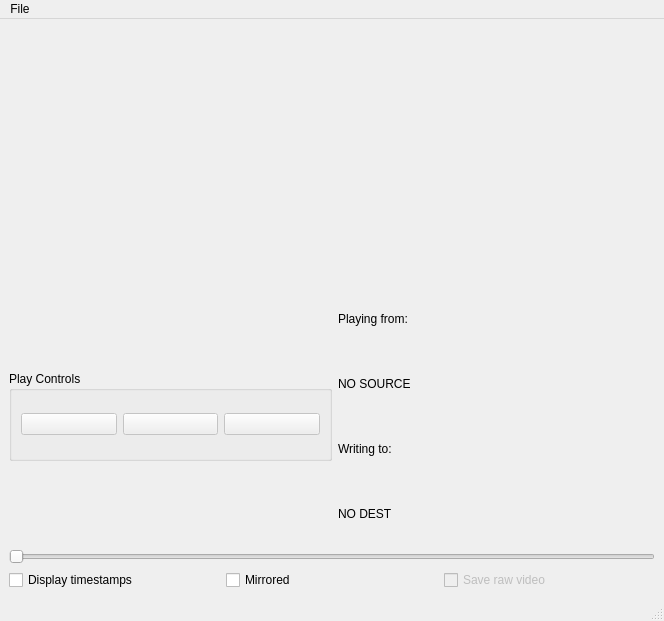
This is scorer_gui/obj_scorer_ui.ui in NeuroNetMem/score as Qt 5 draws it before an edit. The edited form follows.
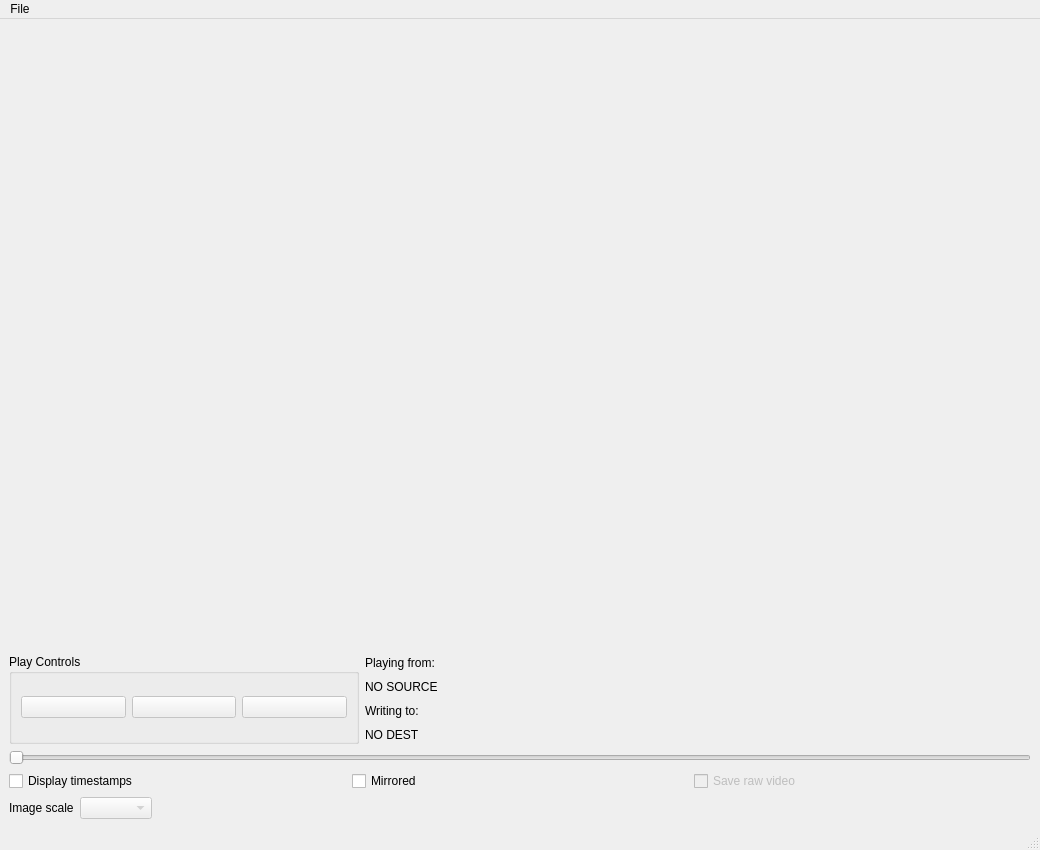
This is the edited form. Icons and pictures are not drawn. Custom widgets are drawn as their Qt base class.

Commit message: added rescaling of video, windows codec

What changed in the file:
```diff
--- a/scorer_gui/obj_scorer_ui.ui
+++ b/scorer_gui/obj_scorer_ui.ui
@@ -6,10 +6,16 @@
    <rect>
     <x>0</x>
     <y>0</y>
-    <width>664</width>
-    <height>621</height>
+    <width>1040</width>
+    <height>850</height>
    </rect>
   </property>
+  <property name="sizePolicy">
+   <sizepolicy hsizetype="Maximum" vsizetype="Maximum">
+    <horstretch>0</horstretch>
+    <verstretch>0</verstretch>
+   </sizepolicy>
+  </property>
   <property name="minimumSize">
    <size>
     <width>664</width>
@@ -31,6 +37,19 @@
       </property>
      </widget>
     </item>
+    <item>
+     <spacer name="verticalSpacer">
+      <property name="orientation">
+       <enum>Qt::Vertical</enum>
+      </property>
+      <property name="sizeHint" stdset="0">
+       <size>
+        <width>20</width>
+        <height>40</height>
+       </size>
+      </property>
+     </spacer>
+    </item>
     <item>
      <layout class="QHBoxLayout" name="horizontalLayout_2">
       <item>
@@ -207,6 +226,40 @@
       </item>
      </layout>
     </item>
+    <item>
+     <layout class="QHBoxLayout" name="horizontalLayout_4">
+      <item>
+       <widget class="QLabel" name="label_3">
+        <property name="text">
+         <string>Image scale</string>
+        </property>
+       </widget>
+      </item>
+      <item>
+       <widget class="QComboBox" name="scaleComboBox">
+        <property name="enabled">
+         <bool>false</bool>
+        </property>
+        <property name="currentText">
+         <string/>
+        </property>
+       </widget>
+      </item>
+      <item>
+       <spacer name="horizontalSpacer">
+        <property name="orientation">
+         <enum>Qt::Horizontal</enum>
+        </property>
+        <property name="sizeHint" stdset="0">
+         <size>
+          <width>40</width>
+          <height>20</height>
+         </size>
+        </property>
+       </spacer>
+      </item>
+     </layout>
+    </item>
    </layout>
   </widget>
   <widget class="QMenuBar" name="menubar">
@@ -214,7 +267,7 @@
     <rect>
      <x>0</x>
      <y>0</y>
-     <width>664</width>
+     <width>1040</width>
      <height>22</height>
     </rect>
    </property>
```
Left out of the diff: 12 changed lines with no effect on the pictures. The commit also changes 4 other files.
